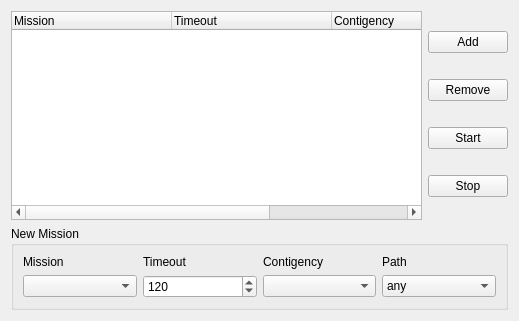
The window that uf_rqt_plugins/src/uf_rqt_plugins/missionplugin.ui (uf-mil-archive/software-common) describes before a commit, drawn with Qt 5.
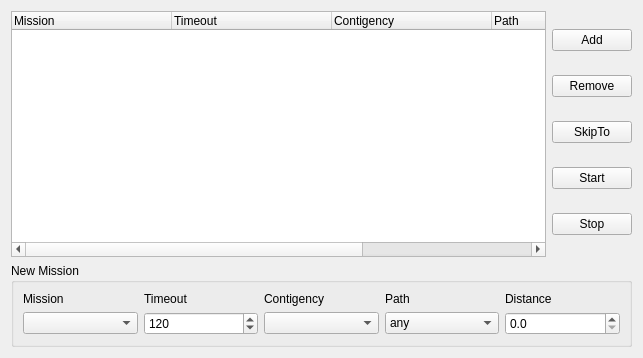
The same window after the commit.

Commit message: uf_smach: Added open loop forward distance inserted by glue logic.

The edit to the form file:
```diff
--- a/uf_rqt_plugins/src/uf_rqt_plugins/missionplugin.ui
+++ b/uf_rqt_plugins/src/uf_rqt_plugins/missionplugin.ui
@@ -6,8 +6,8 @@
    <rect>
     <x>0</x>
     <y>0</y>
-    <width>519</width>
-    <height>321</height>
+    <width>643</width>
+    <height>358</height>
    </rect>
   </property>
   <property name="windowTitle">
@@ -18,6 +18,9 @@
     <layout class="QHBoxLayout" name="horizontalLayout_2">
      <item>
       <widget class="QTreeWidget" name="missionTreeWidget">
+       <property name="alternatingRowColors">
+        <bool>true</bool>
+       </property>
        <attribute name="headerCascadingSectionResizes">
         <bool>false</bool>
        </attribute>
@@ -50,6 +53,11 @@
          <string>Path</string>
         </property>
        </column>
+       <column>
+        <property name="text">
+         <string>Dist</string>
+        </property>
+       </column>
       </widget>
      </item>
      <item>
@@ -68,6 +76,13 @@
          </property>
         </widget>
        </item>
+       <item>
+        <widget class="QPushButton" name="skipToButton">
+         <property name="text">
+          <string>SkipTo</string>
+         </property>
+        </widget>
+       </item>
        <item>
         <widget class="QPushButton" name="startButton">
          <property name="text">
@@ -166,6 +181,26 @@
         </property>
        </widget>
       </item>
+      <item row="0" column="4">
+       <widget class="QLabel" name="label_5">
+        <property name="text">
+         <string>Distance</string>
+        </property>
+       </widget>
+      </item>
+      <item row="1" column="4">
+       <widget class="QDoubleSpinBox" name="distSpin">
+        <property name="decimals">
+         <number>1</number>
+        </property>
+        <property name="maximum">
+         <double>10.000000000000000</double>
+        </property>
+        <property name="singleStep">
+         <double>0.500000000000000</double>
+        </property>
+       </widget>
+      </item>
      </layout>
     </widget>
    </item>
```
Left out of the diff: 14 changed lines with no effect on the pictures. The commit also changes 4 other files.
